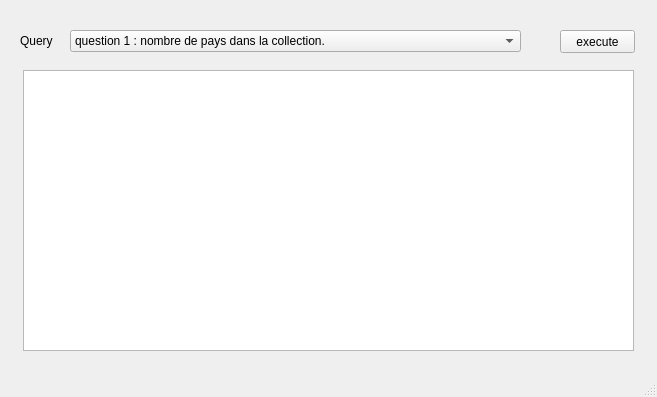
donutyeon/bda_partie2, file main.ui: the form before one commit.
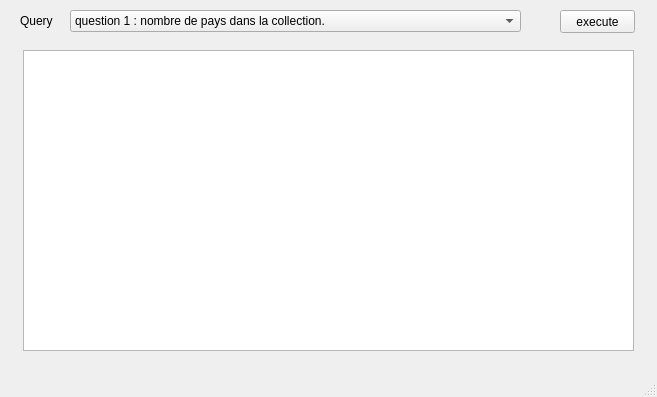
The form after the commit.

Commit message: idk lol

What changed in the file:
```diff
--- a/main.ui
+++ b/main.ui
@@ -2,6 +2,9 @@
 <ui version="4.0">
  <class>MainWindow</class>
  <widget class="QMainWindow" name="MainWindow">
+  <property name="enabled">
+   <bool>true</bool>
+  </property>
   <property name="geometry">
    <rect>
     <x>0</x>
@@ -18,7 +21,7 @@
     <property name="geometry">
      <rect>
       <x>70</x>
-      <y>30</y>
+      <y>10</y>
       <width>451</width>
       <height>22</height>
      </rect>
@@ -103,7 +106,7 @@
     <property name="geometry">
      <rect>
       <x>20</x>
-      <y>30</y>
+      <y>10</y>
       <width>47</width>
       <height>21</height>
      </rect>
@@ -116,7 +119,7 @@
     <property name="geometry">
      <rect>
       <x>560</x>
-      <y>30</y>
+      <y>10</y>
       <width>75</width>
       <height>23</height>
      </rect>
@@ -129,9 +132,9 @@
     <property name="geometry">
      <rect>
       <x>23</x>
-      <y>70</y>
+      <y>50</y>
       <width>611</width>
-      <height>281</height>
+      <height>301</height>
      </rect>
     </property>
    </widget>
```
Left out of the diff: 2 changed lines with no effect on the pictures.
